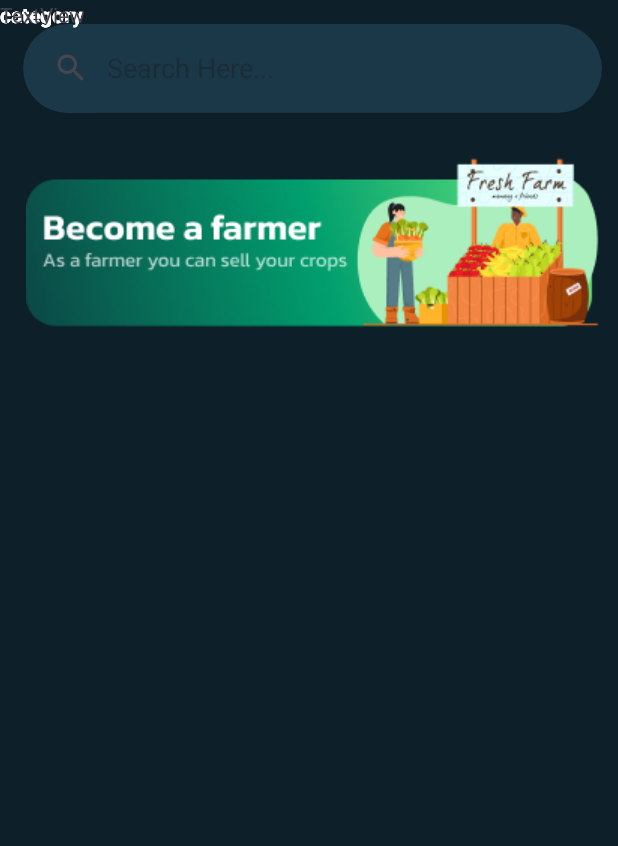
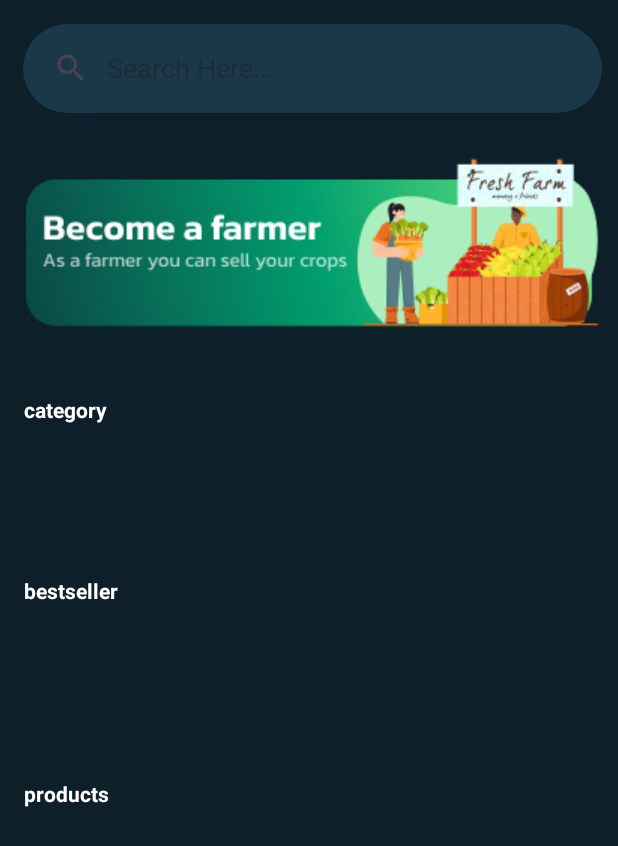
Before and after one commit to satyamsahu1403/farmersapplication, an Android app: the layout dashboard.xml on its own in the app's theme, with its tools: preview values and no code run, on a phone screen of 412 x 824 dp. Shown: the top 846 px of the screen. Run offline under Robolectric (Android 15) with nearby library versions, the phone set to English and light mode, and no system bars.

Commit message:
New update

```diff
--- a/app/src/main/res/layout/dashboard.xml
+++ b/app/src/main/res/layout/dashboard.xml
@@ -7,26 +7,31 @@
     android:background="#0D1F29">
 
     <TextView
-        android:id="@+id/textView11"
+        android:id="@+id/bestdellertext"
         android:layout_width="142dp"
         android:layout_height="28dp"
-        android:text="category"
+        android:layout_marginStart="16dp"
+        android:layout_marginTop="384dp"
+        android:text="bestseller"
         android:textColor="#FFFFFF"
         android:textStyle="bold"
-        tools:layout_editor_absoluteX="16dp"
-        tools:layout_editor_absoluteY="384dp" />
+        app:layout_constraintStart_toStartOf="parent"
+        app:layout_constraintTop_toTopOf="parent" />
 
     <TextView
-        android:id="@+id/textView11"
+        android:id="@+id/productstext"
         android:layout_width="142dp"
         android:layout_height="28dp"
-        android:text="category"
+        android:layout_marginStart="16dp"
+        android:layout_marginTop="519dp"
+        android:text="products"
         android:textColor="#FFFFFF"
         android:textStyle="bold"
-        tools:layout_editor_absoluteX="16dp"
-        tools:layout_editor_absoluteY="519dp" />
+        app:layout_constraintStart_toStartOf="parent"
+        app:layout_constraintTop_toTopOf="parent" />
 
     <SearchView
+        android:id="@+id/search_bar"
         android:layout_width="386dp"
         android:layout_height="59dp"
         android:layout_marginStart="15dp"
@@ -37,7 +42,7 @@
         android:queryHint="Search Here..."
         app:circularflow_radiusInDP="10dp"
         app:layout_constraintStart_toStartOf="parent"
-        app:layout_constraintTop_toTopOf="parent" >
+        app:layout_constraintTop_toTopOf="parent">
 
     </SearchView>
 
@@ -53,14 +58,16 @@
         app:srcCompat="@drawable/group16" />
 
     <TextView
-        android:id="@+id/textView11"
+        android:id="@+id/categorytext"
         android:layout_width="142dp"
         android:layout_height="28dp"
+        android:layout_marginStart="16dp"
+        android:layout_marginTop="263dp"
         android:text="category"
         android:textColor="#FFFFFF"
         android:textStyle="bold"
-        tools:layout_editor_absoluteX="16dp"
-        tools:layout_editor_absoluteY="263dp" />
+        app:layout_constraintStart_toStartOf="parent"
+        app:layout_constraintTop_toTopOf="parent" />
 
     <ScrollView
         android:layout_width="match_parent"
@@ -74,16 +81,5 @@
             android:orientation="vertical" />
     </ScrollView>
 
-    <androidx.constraintlayout.widget.ConstraintLayout
-        android:layout_width="match_parent"
-        android:layout_height="match_parent">
 
-        <TextView
-            android:id="@+id/textView13"
-            android:layout_width="0dp"
-            android:layout_height="74dp"
-            android:text="TextView"
-            tools:layout_editor_absoluteX="401dp"
-            tools:layout_editor_absoluteY="16dp" />
-    </androidx.constraintlayout.widget.ConstraintLayout>
 </androidx.constraintlayout.widget.ConstraintLayout>
```
